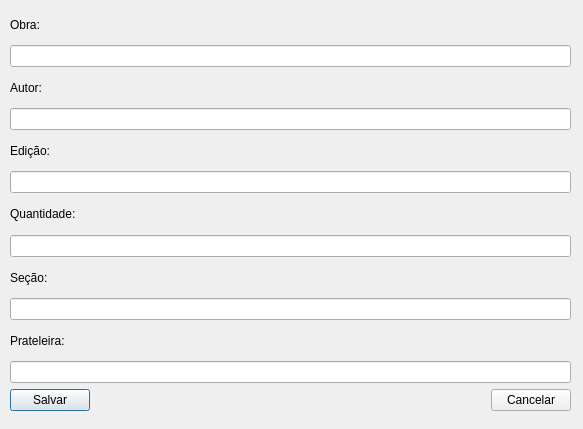
Old version of the form TrabalhoFinalQT/addwindow.ui in the repository arianeam/prog.OOC-.
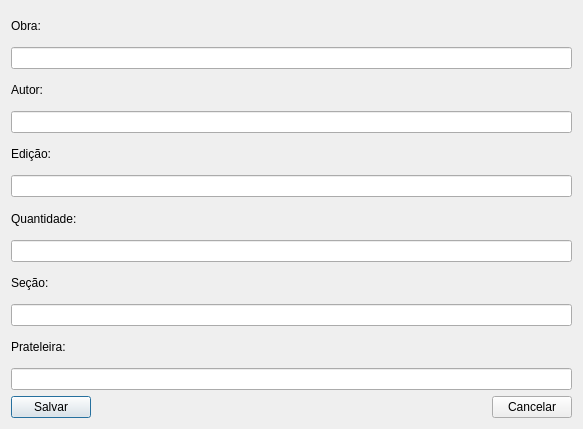
New version of the form.

```diff
--- a/TrabalhoFinalQT/addwindow.ui
+++ b/TrabalhoFinalQT/addwindow.ui
@@ -10,18 +10,26 @@
     <height>429</height>
    </rect>
   </property>
+  <property name="minimumSize">
+   <size>
+    <width>583</width>
+    <height>429</height>
+   </size>
+  </property>
+  <property name="maximumSize">
+   <size>
+    <width>583</width>
+    <height>429</height>
+   </size>
+  </property>
+  <property name="cursor">
+   <cursorShape>ArrowCursor</cursorShape>
+  </property>
   <property name="windowTitle">
    <string>Dialog</string>
   </property>
-  <widget class="QWidget" name="">
-   <property name="geometry">
-    <rect>
-     <x>10</x>
-     <y>10</y>
-     <width>561</width>
-     <height>401</height>
-    </rect>
-   </property>
+  <layout class="QVBoxLayout" name="verticalLayout_8">
+   <item>
    <layout class="QVBoxLayout" name="verticalLayout_7">
     <item>
      <layout class="QVBoxLayout" name="verticalLayout">
@@ -183,7 +191,8 @@
      </layout>
     </item>
    </layout>
-  </widget>
+   </item>
+  </layout>
  </widget>
  <resources/>
  <connections/>
```
Left out of the diff: 2 changed lines with no effect on the pictures. Lines whose indentation alone changed are shown as unchanged.
